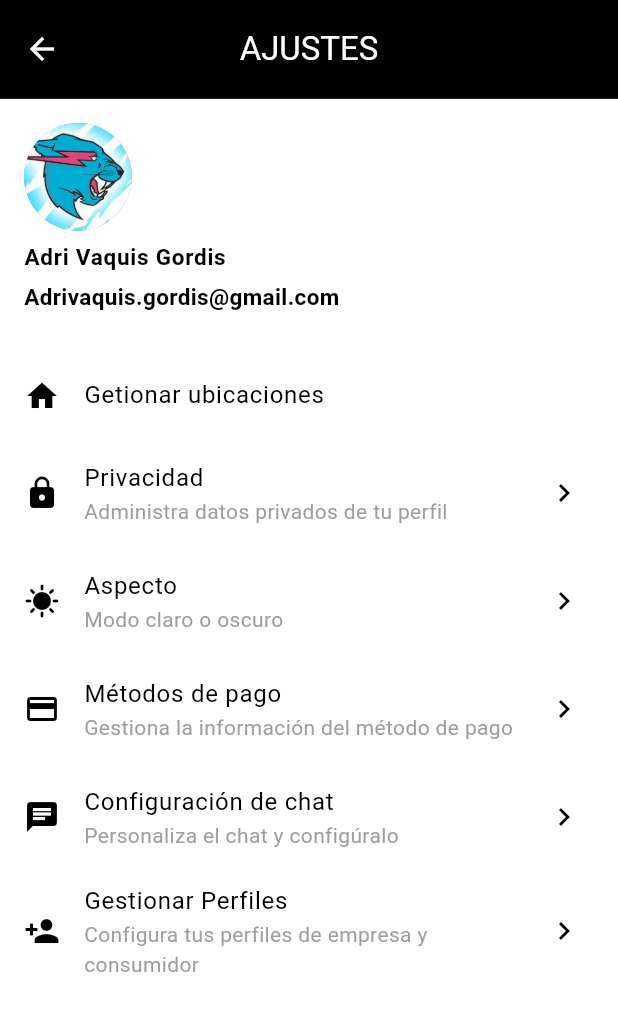
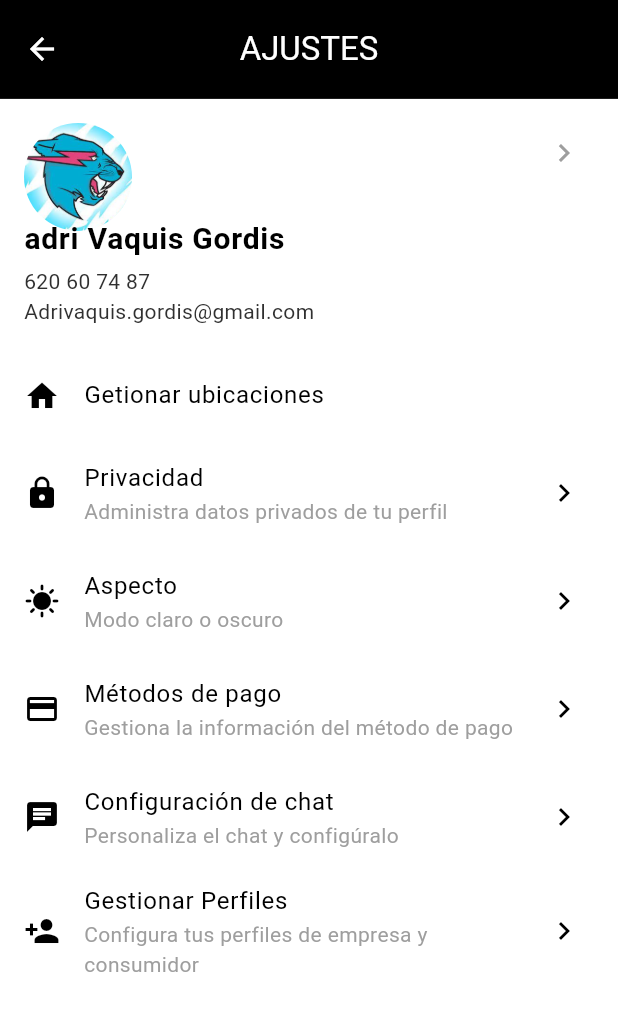
Before and after one commit to amsteradri/Nearvice, a Flutter app: the SettingsScreen screen opened directly, on a phone screen of 412 x 824 dp. Shown: the top 1011 px of the screen. Run offline on Flutter 3.47's test engine with Material 3 defaults, Android fonts, the phone set to English and light mode, and no system bars; our stand-ins replace flutter_svg.

Commit message:
added top settings part

```diff
--- a/lib/settings.dart
+++ b/lib/settings.dart
@@ -31,23 +31,44 @@ class _SettingsScreenState extends State<SettingsScreen> {
       body: ListView(
         children: <Widget>[
           UserAccountsDrawerHeader(
-            accountName: Text("Adri Vaquis Gordis", style:  const TextStyle(
-              fontSize: 15,
-              fontWeight: FontWeight.bold,
-              color: Colors.black,
+            accountName: Text(
+              "adri Vaquis Gordis",
+              style: TextStyle(
+                fontSize: 20, // Ajusta el tamaño de la fuente si es necesario
+                fontWeight: FontWeight.bold,
+                color: Colors.black,
+              ),
             ),
-            ),
-            accountEmail: Text("Adrivaquis.gordis@gmail.com", style:  const TextStyle(
-              fontSize: 15,
-              fontWeight: FontWeight.bold,
-              color: Colors.black,
-            ),
+            accountEmail: Text(
+              "620 60 74 87\nAdrivaquis.gordis@gmail.com",
+              style: TextStyle(
+                fontSize: 14, // Ajusta el tamaño de la fuente si es necesario
+                color: Colors.grey[850], // Para un color de texto gris oscuro
+              ),
             ),
             currentAccountPicture: CircleAvatar(
-              backgroundImage: AssetImage('assets/images/profile_pic.jpg'),
+              backgroundColor: Colors.white, // Fondo blanco para el círculo
+              radius: 40, // Ajusta el radio si es necesario
+              child: ClipOval(
+                child: Image.asset('assets/images/profile_pic.jpg'), // Asegúrate de que la imagen exista en el directorio correcto
+              ),
             ),
-            decoration: BoxDecoration(color: Colors.white),
+            decoration: BoxDecoration(
+              color: Colors.white, // Fondo blanco del encabezado
+            ),
+            otherAccountsPictures: [
+              IconButton(
+                icon: Icon(Icons.chevron_right, color: Colors.grey),
+                onPressed: () {
+                  // Acción cuando se presiona el icono de flecha
+                },
+              ),
+            ],
           ),
+
+
+
+
           ExpansionTile(
             leading: Icon(Icons.home, color: Colors.black),
             title: const Text('Getionar ubicaciones', style: TextStyle(color: Colors.black)),
```
